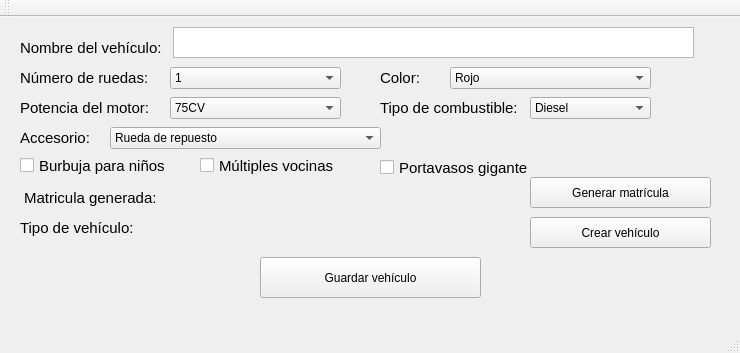
Old version of the form mainwindow.ui in the repository eherng03/el-coche-de-homer.
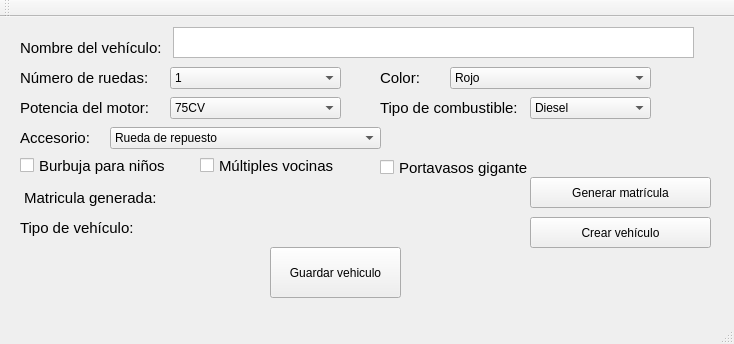
New version of the form.

Commit message: Problema al darle a guardar vehiculo

The edit to the form file:
```diff
--- a/mainwindow.ui
+++ b/mainwindow.ui
@@ -6,8 +6,8 @@
    <rect>
     <x>0</x>
     <y>0</y>
-    <width>740</width>
-    <height>353</height>
+    <width>734</width>
+    <height>344</height>
    </rect>
   </property>
   <property name="mouseTracking">
@@ -458,14 +458,14 @@
    <widget class="QPushButton" name="buttonGuardar">
     <property name="geometry">
      <rect>
-      <x>260</x>
-      <y>240</y>
-      <width>221</width>
-      <height>41</height>
+      <x>270</x>
+      <y>230</y>
+      <width>131</width>
+      <height>51</height>
      </rect>
     </property>
     <property name="text">
-     <string>Guardar vehículo</string>
+     <string>Guardar vehiculo</string>
     </property>
    </widget>
   </widget>
```
Left out of the diff: 4 changed lines with no effect on the pictures. The commit also changes 4 other files.
